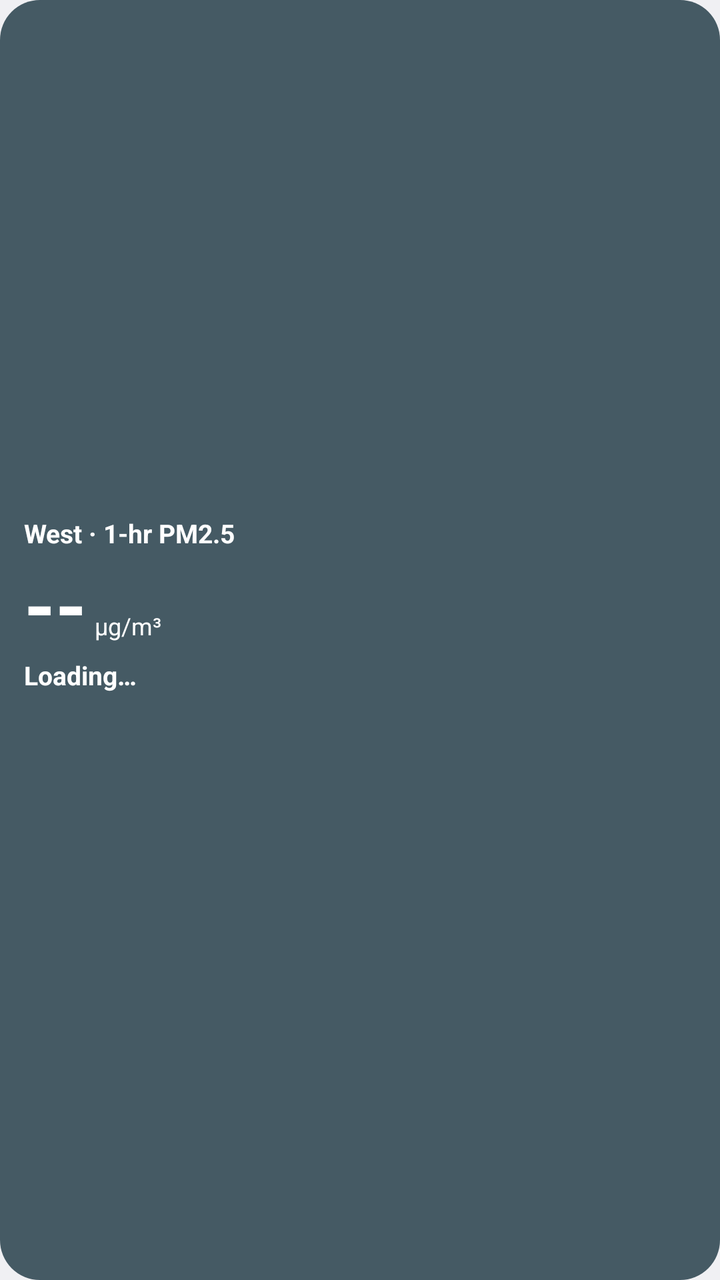
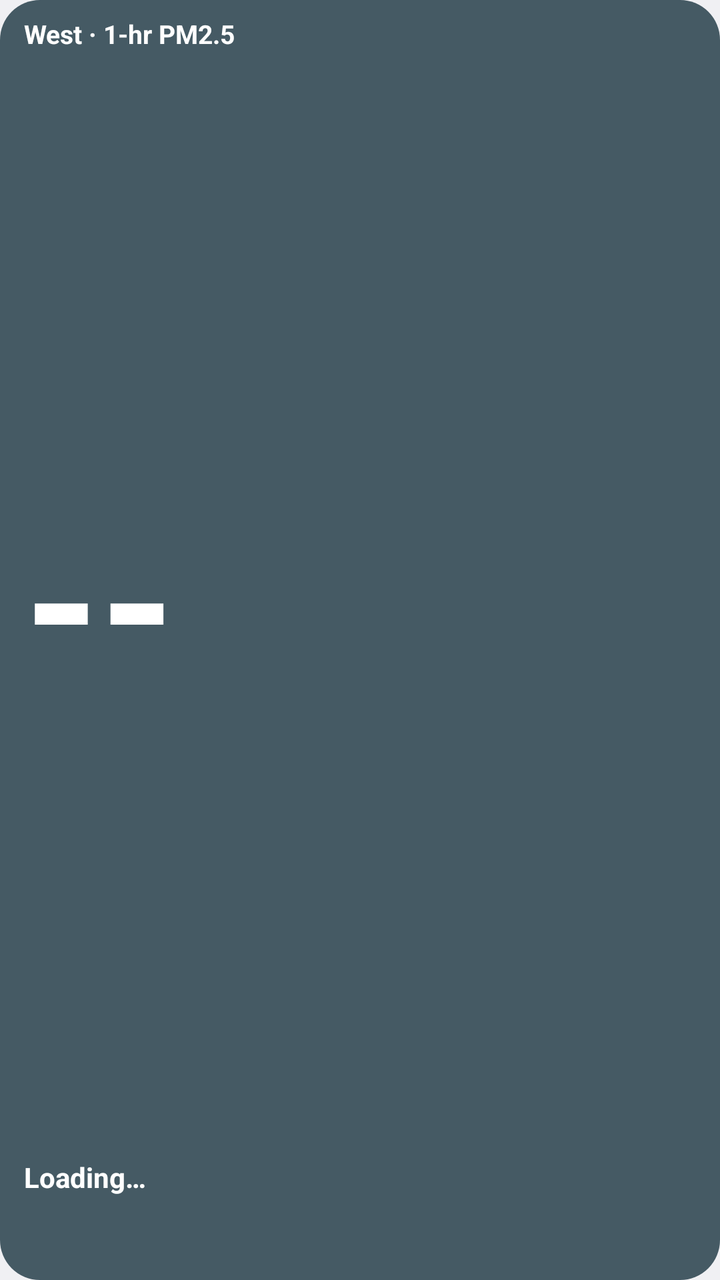

Before-and-after screenshots of an Android layout around one commit, followed by the original layout XML and the change that was made.
<!-- AndroidManifest.xml: application theme android:Theme.DeviceDefault.Light.NoActionBar -->
<!-- res/layout/widget_psi.xml -->
<?xml version="1.0" encoding="utf-8"?>
<LinearLayout xmlns:android="http://schemas.android.com/apk/res/android"
    android:id="@+id/root"
    android:layout_width="match_parent"
    android:layout_height="match_parent"
    android:background="@drawable/bg_neutral"
    android:gravity="center_vertical"
    android:orientation="vertical"
    android:padding="12dp">

    <TextView
        android:id="@+id/label"
        android:layout_width="wrap_content"
        android:layout_height="wrap_content"
        android:text="@string/label"
        android:textColor="#FFFFFF"
        android:textSize="13sp"
        android:textStyle="bold" />

    <LinearLayout
        android:layout_width="wrap_content"
        android:layout_height="wrap_content"
        android:baselineAligned="true"
        android:orientation="horizontal">

        <TextView
            android:id="@+id/value"
            android:layout_width="wrap_content"
            android:layout_height="wrap_content"
            android:text="--"
            android:textColor="#FFFFFF"
            android:textSize="40sp"
            android:textStyle="bold" />

        <TextView
            android:id="@+id/unit"
            android:layout_width="wrap_content"
            android:layout_height="wrap_content"
            android:layout_marginStart="4dp"
            android:text="@string/unit"
            android:textColor="#FFFFFF"
            android:textSize="12sp" />
    </LinearLayout>

    <TextView
        android:id="@+id/band"
        android:layout_width="wrap_content"
        android:layout_height="wrap_content"
        android:text="@string/loading"
        android:textColor="#FFFFFF"
        android:textSize="13sp"
        android:textStyle="bold" />

    <TextView
        android:id="@+id/psi"
        android:layout_width="wrap_content"
        android:layout_height="wrap_content"
        android:layout_marginTop="2dp"
        android:textColor="#FFFFFF"
        android:textSize="12sp" />

    <TextView
        android:id="@+id/updated"
        android:layout_width="wrap_content"
        android:layout_height="wrap_content"
        android:layout_marginTop="4dp"
        android:alpha="0.85"
        android:textColor="#FFFFFF"
        android:textSize="10sp" />
</LinearLayout>
<!-- resources referenced by this layout -->
<resources>
  <!-- drawable bg_neutral (drawable) -->
  <?xml version="1.0" encoding="utf-8"?>
  <shape xmlns:android="http://schemas.android.com/apk/res/android" android:shape="rectangle">
      <solid android:color="#455A64" />
      <corners android:radius="20dp" />
  </shape>
  <string name="label">West · 1-hr PM2.5</string>
  <string name="loading">Loading…</string>
  <string name="unit">µg/m³</string>
</resources>

<!-- the commit's change to res/layout/widget_psi.xml (unified diff, before → after) -->
@@ -4,67 +4,80 @@
     android:layout_width="match_parent"
     android:layout_height="match_parent"
     android:background="@drawable/bg_neutral"
-    android:gravity="center_vertical"
     android:orientation="vertical"
-    android:padding="12dp">
+    android:paddingStart="12dp"
+    android:paddingEnd="10dp"
+    android:paddingTop="10dp"
+    android:paddingBottom="10dp">
 
     <TextView
         android:id="@+id/label"
-        android:layout_width="wrap_content"
-        android:layout_height="wrap_content"
+        android:layout_width="match_parent"
+        android:layout_height="16dp"
+        android:autoSizeMaxTextSize="13sp"
+        android:autoSizeMinTextSize="7sp"
+        android:autoSizeStepGranularity="0.5sp"
+        android:autoSizeTextType="uniform"
+        android:includeFontPadding="false"
+        android:maxLines="1"
         android:text="@string/label"
         android:textColor="#FFFFFF"
-        android:textSize="13sp"
         android:textStyle="bold" />
 
-    <LinearLayout
-        android:layout_width="wrap_content"
-        android:layout_height="wrap_content"
-        android:baselineAligned="true"
-        android:orientation="horizontal">
-
-        <TextView
-            android:id="@+id/value"
-            android:layout_width="wrap_content"
-            android:layout_height="wrap_content"
-            android:text="--"
-            android:textColor="#FFFFFF"
-            android:textSize="40sp"
-            android:textStyle="bold" />
-
-        <TextView
-            android:id="@+id/unit"
-            android:layout_width="wrap_content"
-            android:layout_height="wrap_content"
-            android:layout_marginStart="4dp"
-            android:text="@string/unit"
-            android:textColor="#FFFFFF"
-            android:textSize="12sp" />
-    </LinearLayout>
+    <TextView
+        android:id="@+id/value"
+        android:layout_width="match_parent"
+        android:layout_height="0dp"
+        android:layout_weight="1"
+        android:autoSizeMaxTextSize="96sp"
+        android:autoSizeMinTextSize="20sp"
+        android:autoSizeStepGranularity="1sp"
+        android:autoSizeTextType="uniform"
+        android:gravity="start|center_vertical"
+        android:includeFontPadding="false"
+        android:maxLines="1"
+        android:text="--"
+        android:textColor="#FFFFFF"
+        android:textStyle="bold" />
 
     <TextView
         android:id="@+id/band"
-        android:layout_width="wrap_content"
-        android:layout_height="wrap_content"
+        android:layout_width="match_parent"
+        android:layout_height="17dp"
+        android:autoSizeMaxTextSize="14sp"
+        android:autoSizeMinTextSize="7sp"
+        android:autoSizeStepGranularity="0.5sp"
+        android:autoSizeTextType="uniform"
+        android:includeFontPadding="false"
+        android:maxLines="1"
         android:text="@string/loading"
         android:textColor="#FFFFFF"
-        android:textSize="13sp"
         android:textStyle="bold" />
 
     <TextView
         android:id="@+id/psi"
-        android:layout_width="wrap_content"
-        android:layout_height="wrap_content"
+        android:layout_width="match_parent"
+        android:layout_height="15dp"
         android:layout_marginTop="2dp"
-        android:textColor="#FFFFFF"
-        android:textSize="12sp" />
+        android:autoSizeMaxTextSize="12sp"
+        android:autoSizeMinTextSize="7sp"
+        android:autoSizeStepGranularity="0.5sp"
+        android:autoSizeTextType="uniform"
+        android:includeFontPadding="false"
+        android:maxLines="1"
+        android:textColor="#FFFFFF" />
 
     <TextView
         android:id="@+id/updated"
-        android:layout_width="wrap_content"
-        android:layout_height="wrap_content"
-        android:layout_marginTop="4dp"
+        android:layout_width="match_parent"
+        android:layout_height="13dp"
+        android:layout_marginTop="2dp"
         android:alpha="0.85"
-        android:textColor="#FFFFFF"
-        android:textSize="10sp" />
+        android:autoSizeMaxTextSize="11sp"
+        android:autoSizeMinTextSize="6sp"
+        android:autoSizeStepGranularity="0.5sp"
+        android:autoSizeTextType="uniform"
+        android:includeFontPadding="false"
+        android:maxLines="1"
+        android:textColor="#FFFFFF" />
 </LinearLayout>
<!-- resource entries referenced after the edit -->
@@ -8,6 +8,5 @@
   </shape>
   <string name="label">West · 1-hr PM2.5</string>
   <string name="loading">Loading…</string>
-  <string name="unit">µg/m³</string>
 </resources>
 
